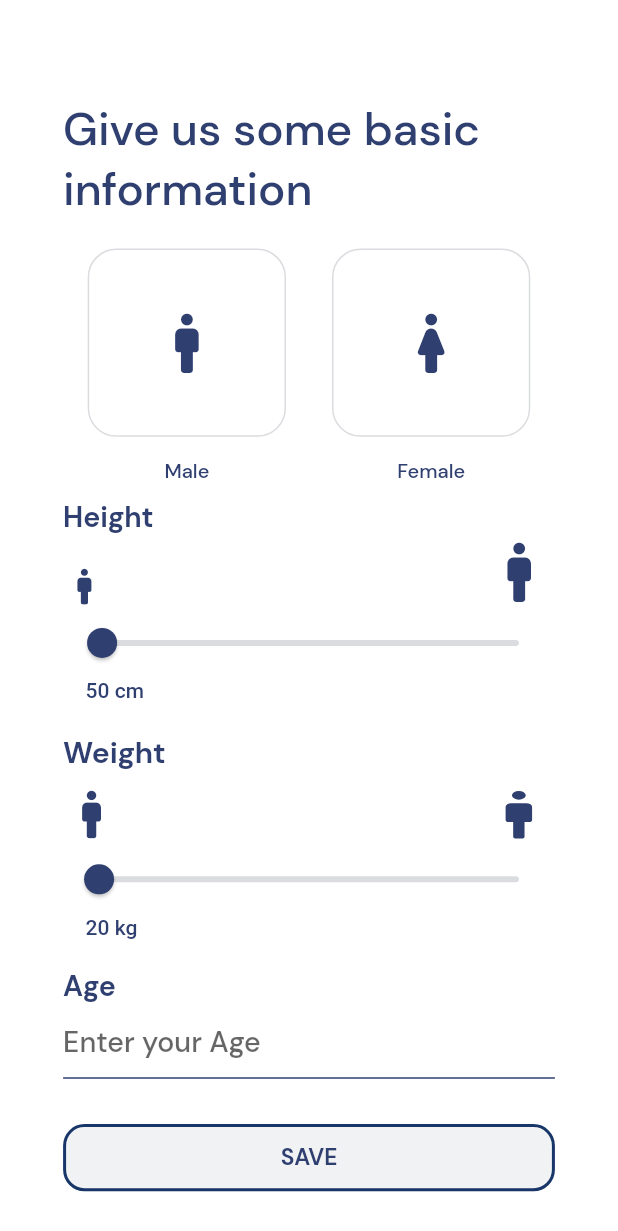
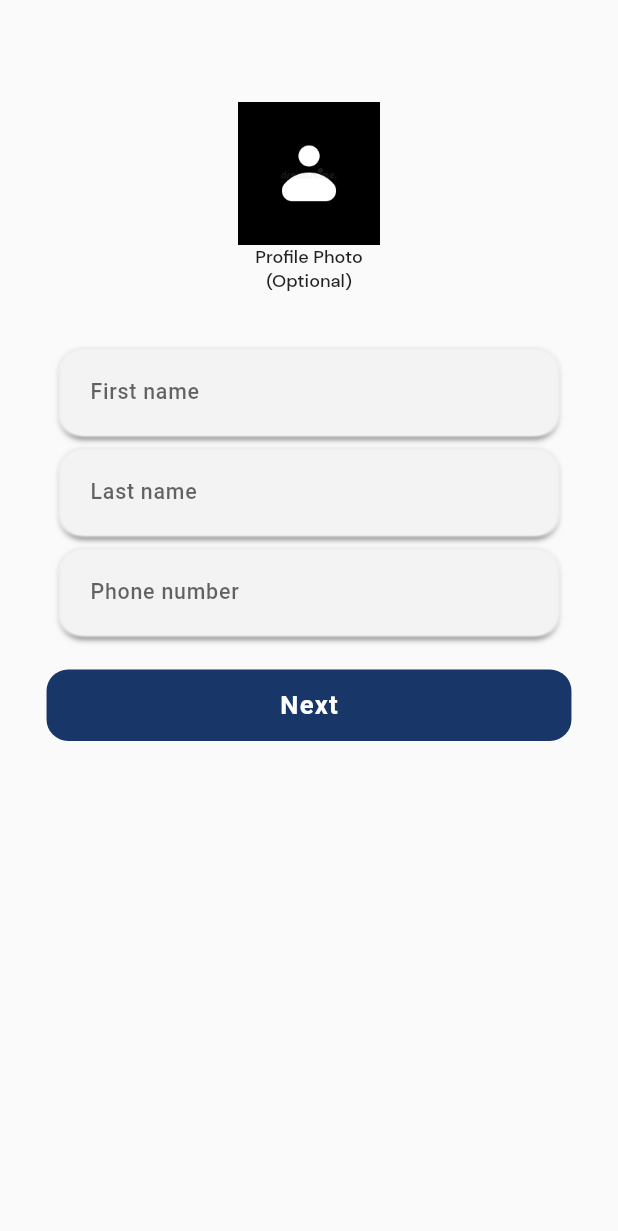
Before and after one commit to Sushi412/HMP-app, a Flutter app: the mainScreen2 screen opened by its route, after a tap on "REGISTER", on a phone screen of 412 x 824 dp. Shown: the top 1231 px of the screen. Run offline on Flutter 3.47's test engine with Material 2 defaults, Android fonts, the phone set to English and light mode, and no system bars; our stand-ins replace animated_splash_screen, dotted_line, flutter_svg, get, google_fonts, image_picker and 1 more; Roboto replaces fonts that are missing (DMSams, DMSans).

Commit message:
profile picture page added

```diff
--- a/lib/main.dart
+++ b/lib/main.dart
@@ -4,6 +4,7 @@ import 'package:heath_matthews_physio/screens/information_screen.dart';
 import 'package:heath_matthews_physio/screens/login.dart';
 import 'package:heath_matthews_physio/screens/mainScreen2.dart';
 import 'package:heath_matthews_physio/screens/main_screen.dart';
+import 'package:heath_matthews_physio/screens/reg_name_and_dp.dart';
 import 'screens/splash_screen.dart';
 
 void main() {
@@ -27,6 +28,7 @@ class MyApp extends StatelessWidget {
         '/mainScreen': (context) => const mainScreen(),
         '/informationScreen': (context) => const informationScreen(),
         '/mainScreen2': (context) => const mainScreen2(),
+        '/reg_name_and_dp':(context)=> reg_name_and_dp(),
       },
       theme: ThemeData(
         primarySwatch: Colors.blue,
--- a/lib/screens/mainScreen2.dart
+++ b/lib/screens/mainScreen2.dart
@@ -39,7 +39,7 @@ class _mainScreen2State extends State<mainScreen2> {
                         Padding(
                           padding: const EdgeInsets.fromLTRB(0.0, 0.0, 0.0, 25.0),
                           child: SizedBox(
-                            height: 50 ,
+                             height: 50 ,
                             width: 325,
                             child: ElevatedButton(
                               onPressed: () {
@@ -61,7 +61,7 @@ class _mainScreen2State extends State<mainScreen2> {
                           height: 50,
                           child: ElevatedButton(
                               onPressed: () {
-                                Navigator.pushNamed(context, '/informationScreen');
+                                Navigator.pushNamed(context, '/reg_name_and_dp');
                               },
                               style: ElevatedButton.styleFrom(
                                   primary: Colors.white,
--- /dev/null
+++ b/lib/screens/reg_name_and_dp.dart
@@ -0,0 +1,437 @@
+// import 'package:flutter/material.dart';
+import 'package:google_fonts/google_fonts.dart';
+import 'package:heath_matthews_physio/DynamicSize/size.dart';
+// import 'package:flutter/services.dart';
+// import 'package:get/get.dart';
+// import 'package:get/get_core/src/get_main.dart';
+// import 'dart:io';
+// import 'package:image_picker/image_picker.dart';
+// XFile? _image;
+//
+// class reg_name_and_dp extends StatefulWidget {
+//   const reg_name_and_dp({Key? key}) : super(key: key);
+//
+//   @override
+//   _reg_name_and_dpState createState() => _reg_name_and_dpState();
+// }
+//
+// class _reg_name_and_dpState extends State<reg_name_and_dp> {
+//
+//   @override
+//
+//   File? _image;
+//   Widget build(BuildContext context) {
+//     return Scaffold(
+//       body: Padding(
+//         padding: const EdgeInsets.all(50.0),
+//         child: Column(
+//           crossAxisAlignment: CrossAxisAlignment.center,
+//           mainAxisAlignment: MainAxisAlignment.center,
+//           children: [
+//             GestureDetector(
+//               child: CircleAvatar(
+//                 radius: 100.0,
+//                   backgroundImage: _image!=null?FileImage(_image as File):AssetImage('images/user_image.jpg') as ImageProvider, ),
+//               onTap: (){
+//                 print("icon was tapped");
+//                 // PickImage();
+//                 loadImage(ImageSource.gallery);
+//               },
+//             ),
+//           ],
+//         ),
+//       ),
+//     );
+//   }
+// }
+//
+// // void PickImage()async{
+// //   XFile? image= await ImagePicker().pickImage(source: ImageSource.gallery);
+// //   setState(){
+// //     _image=image! ;
+// //   }
+// // }
+// //
+//
+// Future<File?> saveImagePermanently(String? imagePath) async {
+//   final directory = await getApplicationDocumentsDirectory();
+//   final name = basename(imagePath!);
+//   final image = File('${directory.path}/$name');
+//   return File(imagePath).copy(image.path);
+// }
+//
+// Future loadImage(ImageSource? imageSource) async {
+//   try {
+//     final image = await ImagePicker().pickImage(source: imageSource!);
+//     if (image == null) return;
+//     final imagePermanent = await saveImagePermanently(image.path);
+//     setState(() => _image = imagePermanent as XFile?);
+//   } on PlatformException catch (e) {
+//     Get.dialog(Center(
+//       child: Text('Failed to load image $e'),
+//     ));
+//   }
+// }
+
+import 'dart:io';
+
+import 'package:flutter/material.dart';
+import 'package:flutter/services.dart';
+import 'package:get/get.dart';
+import 'package:image_picker/image_picker.dart';
+import 'package:path/path.dart';
+import 'package:path_provider/path_provider.dart';
+
+class MyApp extends StatefulWidget {
+   MyApp({Key? key}) : super(key: key);
+
+  @override
+  _reg_name_and_dpState createState() => _reg_name_and_dpState();
+}
+
+
+class reg_name_and_dp extends StatefulWidget {
+
+  @override
+  State<reg_name_and_dp> createState() => _reg_name_and_dpState();
+}
+
+class _reg_name_and_dpState extends State<reg_name_and_dp> {
+  File? _image;
+
+  Future<File?> saveImagePermanently(String? imagePath) async {
+    final directory = await getApplicationDocumentsDirectory();
+    final name = basename(imagePath!);
+    final image = File('${directory.path}/$name');
+    return File(imagePath).copy(image.path);
+  }
+
+  //
+  // Future loadImage(ImageSource? imageSource) async {
+  //   try {
+  //     final image = await ImagePicker().pickImage(source: imageSource!);
+  //     if (image == null) return;
+  //     final imagePermanent = await saveImagePermanently(image.path);
+  //     setState(() => _image = imagePermanent);
+  //   } on PlatformException catch (e) {
+  //     Get.dialog(Center(
+  //       child: Text('Failed to load image $e'),
+  //     ));
+  //   }
+  // }
+
+  /// Get from gallery
+  _getFromGallery() async {
+    PickedFile? pickedFile = await ImagePicker().getImage(
+      source: ImageSource.gallery,
+      maxWidth: 1800,
+      maxHeight: 1800,
+    );
+    if (pickedFile != null) {
+      setState(() {
+        _image = File(pickedFile.path);
+      });
+    }
+  }
+
+  /// Get from Camera
+  _getFromCamera() async {
+    PickedFile? pickedFile = await ImagePicker().getImage(
+      source: ImageSource.camera,
+      maxWidth: 1800,
+      maxHeight: 1800,
+    );
+    if (pickedFile != null) {
+      setState(() {
+        _image = File(pickedFile.path);
+      });
+    }
+  }
+
+  showAlertDialog(BuildContext context) {
+
+    // set up the button
+    Widget fromcamera = FlatButton(
+      child: Text("Open Camera",style: GoogleFonts.dmSans(
+        fontWeight: FontWeight.bold,
+        fontSize: 15.0,
+        color: Color(0xFF2F3F70),
+      ),),
+      onPressed: () {
+        _getFromCamera();
+        Navigator.pop(context);
+      },
+    );
+
+    Widget fromgallery = FlatButton(
+      child: Text("Open Gallery",style: GoogleFonts.dmSans(
+          fontWeight: FontWeight.bold,
+          color: Color(0xFF2F3F70),
+          fontSize: 15.0
+      ),),
+      onPressed: () {
+        _getFromGallery();
+        Navigator.pop(context);
+      },
+    );
+
+
+    // set up the AlertDialog
+    AlertDialog alert = AlertDialog(
+      title: Text("SET/UPLOAD A Profile Picture",style: GoogleFonts.dmSans(
+      fontWeight: FontWeight.bold,
+          fontSize: 15.0
+      ),),
+      content: Text("Please choose how you want to update your current profile picture",style: GoogleFonts.dmSans(
+          fontWeight: FontWeight.bold,
+          fontSize: 15.0
+      ),),
+      actions: [
+        fromgallery,
+        fromcamera
+      ],
+    );
+
+    // show the dialog
+    showDialog(
+      context: context,
+      builder: (BuildContext context) {
+        return alert;
+      },
+    );
+  }
+
+  @override
+  Widget build(BuildContext context) {
+    return Scaffold(
+      body: Padding(
+        padding: EdgeInsets.only(
+          top: 68.0,
+          left: 16.0,
+          right: 16.0
+        ),
+        child: Column(
+          crossAxisAlignment: CrossAxisAlignment.center,
+          children: <Widget>[
+            Row(
+              mainAxisAlignment: MainAxisAlignment.center,
+              children: [
+                GestureDetector(
+                  onTap: (){
+                    showAlertDialog(context);
+                  },
+                  child: SizedBox(
+                    width: DynamicSize.Aawidth(100),
+                    height: DynamicSize.Aaheight(100),
+                    child: _image != null
+                        ? Image.file(
+                      _image!,
+                      fit: BoxFit.cover,
+                    )
+                        : Container(
+                      decoration: BoxDecoration(
+                          borderRadius: BorderRadius.circular(15.0),
+                      ),
+                      child: Image.asset('images/user_image.jpg'),
+                    ),
+                  ),
+                ),
+              ],
+            ),
+            Text("Profile Photo",style: GoogleFonts.dmSans(
+              fontSize: 12.0,fontWeight: FontWeight.w500
+            ),),
+            Text("(Optional)",style: GoogleFonts.dmSans(
+                fontSize: 12.0,fontWeight: FontWeight.w500
+            ),),
+            SizedBox(
+              height: DynamicSize.Aaheight(40),
+            ),
+            Container(
+              padding: EdgeInsets.symmetric(horizontal: DynamicSize.Aawidth(19)),
+              margin: EdgeInsets.symmetric(horizontal: DynamicSize.Aawidth(25)),
+              alignment: Alignment.center,
+              height: DynamicSize.Aaheight(60),
+              width: DynamicSize.Aawidth(339),
+              decoration: BoxDecoration(
+                color: Color(0xFFF3F3F3),
+                borderRadius: BorderRadius.circular(DynamicSize.Aaheight(15)),
+                boxShadow: [
+                  BoxShadow(
+                    offset: Offset(0, DynamicSize.Aaheight(2)),
+                    color: Color.fromARGB(141, 0, 0, 0),
+                    blurRadius: DynamicSize.Aaheight(3),
+                  ),
+                  BoxShadow(
+                    offset: Offset(DynamicSize.Aawidth(-2), 0),
+                    color: Color(0xFFF3F3F3),
+                    blurRadius: DynamicSize.Aaheight(1),
+                  ),
+                  BoxShadow(
+                    offset: Offset(DynamicSize.Aawidth(2), 0),
+                    color: Color(0xFFF3F3F3),
+                    blurRadius: DynamicSize.Aaheight(1),
+                  ),
+                ],
+              ),
+              child: TextField(
+                style: TextStyle(
+                  fontFamily: 'DMSams',
+                  fontSize: DynamicSize.Aaheight(15),
+                  fontWeight: FontWeight.w500,
+                  letterSpacing: DynamicSize.Aawidth(0.5),
+                ),
+                decoration: InputDecoration(
+                  hintText: "First name",
+                  border: InputBorder.none,
+                ),
+              ),
+            ),
+            SizedBox(
+              height: DynamicSize.Aaheight(10.0),
+            ),
+            Container(
+              padding: EdgeInsets.symmetric(horizontal: DynamicSize.Aawidth(19)),
+              margin: EdgeInsets.symmetric(horizontal: DynamicSize.Aawidth(25)),
+              alignment: Alignment.center,
+              height: DynamicSize.Aaheight(60),
+              width: DynamicSize.Aawidth(339),
+              decoration: BoxDecoration(
+                color: Color(0xFFF3F3F3),
+                borderRadius: BorderRadius.circular(DynamicSize.Aaheight(15)),
+                boxShadow: [
+                  BoxShadow(
+                    offset: Offset(0, DynamicSize.Aaheight(2)),
+                    color: Color.fromARGB(141, 0, 0, 0),
+                    blurRadius: DynamicSize.Aaheight(3),
+                  ),
+                  BoxShadow(
+                    offset: Offset(DynamicSize.Aawidth(-2), 0),
+                    color: Color(0xFFF3F3F3),
+                    blurRadius: DynamicSize.Aaheight(1),
+                  ),
+                  BoxShadow(
+                    offset: Offset(DynamicSize.Aawidth(2), 0),
+                    color: Color(0xFFF3F3F3),
+                    blurRadius: DynamicSize.Aaheight(1),
+                  ),
+                ],
+              ),
+              child: TextField(
+                style: TextStyle(
+                  fontFamily: 'DMSams',
+                  fontSize: DynamicSize.Aaheight(15),
+                  fontWeight: FontWeight.w500,
+                  letterSpacing: DynamicSize.Aawidth(0.5),
+                ),
+                decoration: InputDecoration(
+                  hintText: "Last name",
+                  border: InputBorder.none,
+                ),
+              ),
+            ),
+            SizedBox(
+              height: DynamicSize.Aaheight(10.0),
+            ),
+            Container(
+              padding: EdgeInsets.symmetric(horizontal: DynamicSize.Aawidth(19)),
+              margin: EdgeInsets.symmetric(horizontal: DynamicSize.Aawidth(25)),
+              alignment: Alignment.center,
+              height: DynamicSize.Aaheight(60),
+              width: double.infinity,
+              decoration: BoxDecoration(
+                color: Color(0xFFF3F3F3),
+                borderRadius: BorderRadius.circular(DynamicSize.Aaheight(15)),
+                boxShadow: [
+                  BoxShadow(
+                    offset: Offset(0, DynamicSize.Aaheight(2)),
+                    color: Color.fromARGB(141, 0, 0, 0),
+                    blurRadius: DynamicSize.Aaheight(3),
+                  ),
+                  BoxShadow(
+                    offset: Offset(DynamicSize.Aawidth(-2), 0),
+                    color: Color(0xFFF3F3F3),
+                    blurRadius: DynamicSize.Aaheight(1),
+                  ),
+                  BoxShadow(
+                    offset: Offset(DynamicSize.Aawidth(2), 0),
+                    color: Color(0xFFF3F3F3),
+                    blurRadius: DynamicSize.Aaheight(1),
+                  ),
+                ],
+              ),
+              child: TextField(
+                keyboardType: TextInputType.number,
+                style: TextStyle(
+                  fontFamily: 'DMSams',
+                  fontSize: DynamicSize.Aaheight(15),
+                  fontWeight: FontWeight.w500,
+                  letterSpacing: DynamicSize.Aawidth(0.5),
+                ),
+                decoration: InputDecoration(
+                  hintText: "Phone number",
+                  border: InputBorder.none,
+                ),
+              ),
+            ),
+            SizedBox(
+              height: DynamicSize.Aaheight(24.0),
+            ),
+            Padding(
+              padding: EdgeInsets.symmetric(horizontal: DynamicSize.Aawidth(15)),
+              child: SizedBox(
+                width: double.infinity,
+                height: DynamicSize.Aaheight(50),
+                child: TextButton(
+                  onPressed: () {
+                    Navigator.pushNamed(context, '/informationScreen');
+                  },
+                  style: TextButton.styleFrom(
+                      backgroundColor: Color(0xFF193669),
+                      shape: RoundedRectangleBorder(
+                        borderRadius:
+                        BorderRadius.circular(DynamicSize.Aaheight(15)),
+                      )
+                    // padding: EdgeInsets.symmetric(horizontal: 1),
+                  ),
+                  child: Text(
+                    'Next',
+                    style: TextStyle(
+                      fontFamily: 'DMSans',
+                      fontStyle: FontStyle.normal,
+                      fontWeight: FontWeight.bold,
+                      fontSize: DynamicSize.Aaheight(18),
+                      letterSpacing: DynamicSize.Aawidth(0.8),
+                      color: Colors.white,
+                    ),
+                  ),
+                ),
+              ),
+            ),
+
+            // MaterialButton(
+            //   color: Colors.blue,
+            //   child: Text(
+            //     'camera',
+            //     style: TextStyle(color: Colors.white),
+            //   ),
+            //   onPressed: () {
+            //     _getFromCamera();
+            //   },
+            // ),
+            // MaterialButton(
+            //   color: Colors.blue,
+            //   child:Text(
+            //     'galery',
+            //     style: TextStyle(color: Colors.white),
+            //   ),
+            //   onPressed: () {
+            //     _getFromGallery();
+            //   },
+            // ),
+          ],
+        ),
+      ),
+    );
+  }
+}
```
Also changed, not shown: pubspec.yaml (+8 -0 lines), images/user_image.jpg (added), pubspec.lock.
